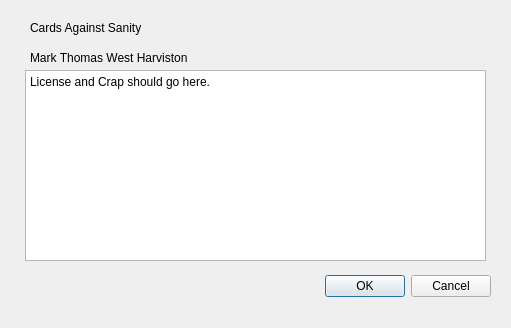
This is python-gui/aboutDialog.ui in harvimt/Cards-Against-Sanity as Qt 5 draws it before an edit. The edited form follows.
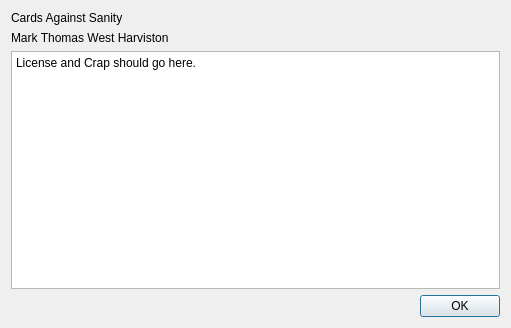
This is the edited form.

Commit message: About dialog added

What changed in the file:
```diff
--- a/python-gui/aboutDialog.ui
+++ b/python-gui/aboutDialog.ui
@@ -13,65 +13,57 @@
   <property name="windowTitle">
    <string>About Cards Against Sanity</string>
   </property>
-  <widget class="QDialogButtonBox" name="buttonBox">
-   <property name="geometry">
-    <rect>
-     <x>150</x>
-     <y>270</y>
-     <width>341</width>
-     <height>32</height>
-    </rect>
-   </property>
-   <property name="orientation">
-    <enum>Qt::Horizontal</enum>
-   </property>
-   <property name="standardButtons">
-    <set>QDialogButtonBox::Cancel|QDialogButtonBox::Ok</set>
-   </property>
-  </widget>
-  <widget class="QTextBrowser" name="textBrowser">
-   <property name="geometry">
-    <rect>
-     <x>25</x>
-     <y>70</y>
-     <width>461</width>
-     <height>191</height>
-    </rect>
-   </property>
-   <property name="html">
-    <string>&lt;!DOCTYPE HTML PUBLIC &quot;-//W3C//DTD HTML 4.0//EN&quot; &quot;http://www.w3.org/TR/REC-html40/strict.dtd&quot;&gt;
+  <layout class="QVBoxLayout" name="verticalLayout">
+   <item>
+    <widget class="QLabel" name="label">
+     <property name="text">
+      <string>Cards Against Sanity </string>
+     </property>
+    </widget>
+   </item>
+   <item>
+    <widget class="QLabel" name="label_2">
+     <property name="text">
+      <string>Mark Thomas West Harviston</string>
+     </property>
+    </widget>
+   </item>
+   <item>
+    <widget class="QTextBrowser" name="textBrowser">
+     <property name="html">
+      <string>&lt;!DOCTYPE HTML PUBLIC &quot;-//W3C//DTD HTML 4.0//EN&quot; &quot;http://www.w3.org/TR/REC-html40/strict.dtd&quot;&gt;
 &lt;html&gt;&lt;head&gt;&lt;meta name=&quot;qrichtext&quot; content=&quot;1&quot; /&gt;&lt;style type=&quot;text/css&quot;&gt;
 p, li { white-space: pre-wrap; }
 &lt;/style&gt;&lt;/head&gt;&lt;body style=&quot; font-family:'Sans Serif'; font-size:9pt; font-weight:400; font-style:normal;&quot;&gt;
 &lt;p style=&quot; margin-top:0px; margin-bottom:0px; margin-left:0px; margin-right:0px; -qt-block-indent:0; text-indent:0px;&quot;&gt;License and Crap should go here.&lt;/p&gt;&lt;/body&gt;&lt;/html&gt;</string>
-   </property>
-  </widget>
-  <widget class="QLabel" name="label">
-   <property name="geometry">
-    <rect>
-     <x>30</x>
-     <y>20</y>
-     <width>401</width>
-     <height>16</height>
-    </rect>
-   </property>
-   <property name="text">
-    <string>Cards Against Sanity </string>
-   </property>
-  </widget>
-  <widget class="QLabel" name="label_2">
-   <property name="geometry">
-    <rect>
-     <x>30</x>
-     <y>50</y>
-     <width>191</width>
-     <height>16</height>
-    </rect>
-   </property>
-   <property name="text">
-    <string>Mark Thomas West Harviston</string>
-   </property>
-  </widget>
+     </property>
+    </widget>
+   </item>
+   <item>
+    <layout class="QHBoxLayout" name="horizontalLayout">
+     <item>
+      <spacer name="horizontalSpacer">
+       <property name="orientation">
+        <enum>Qt::Horizontal</enum>
+       </property>
+       <property name="sizeHint" stdset="0">
+        <size>
+         <width>40</width>
+         <height>20</height>
+        </size>
+       </property>
+      </spacer>
+     </item>
+     <item>
+      <widget class="QPushButton" name="okBtn">
+       <property name="text">
+        <string>OK</string>
+       </property>
+      </widget>
+     </item>
+    </layout>
+   </item>
+  </layout>
  </widget>
  <resources/>
  <connections>
```
Left out of the diff: 35 changed lines with no effect on the pictures. The commit also changes 3 other files.
